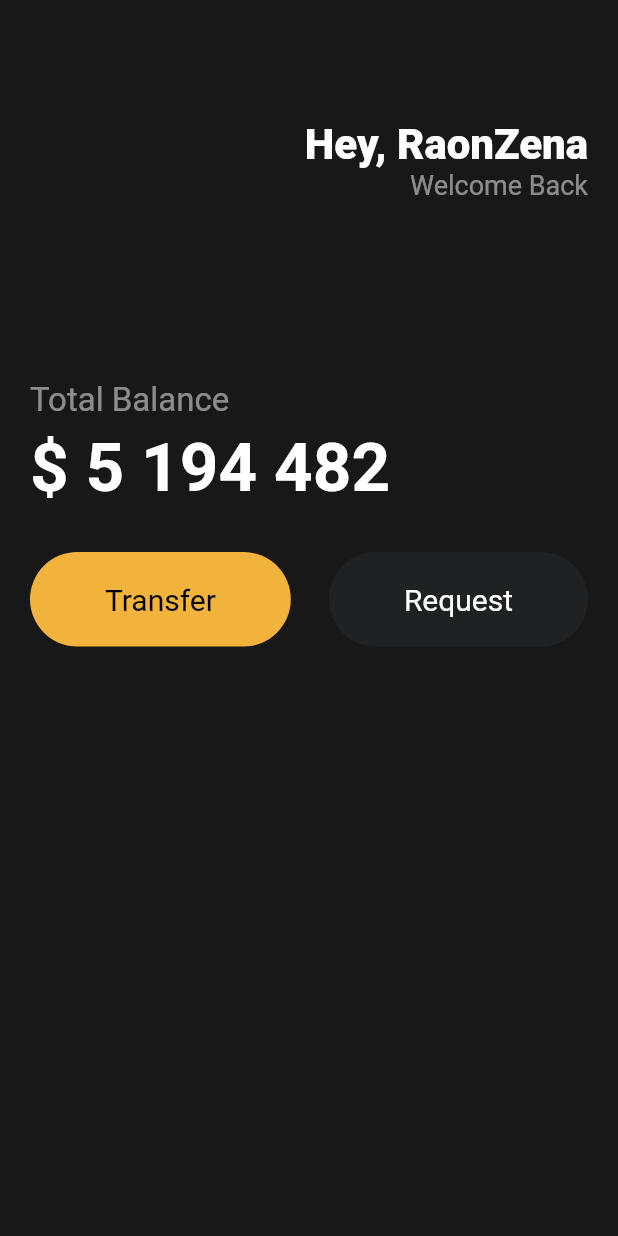
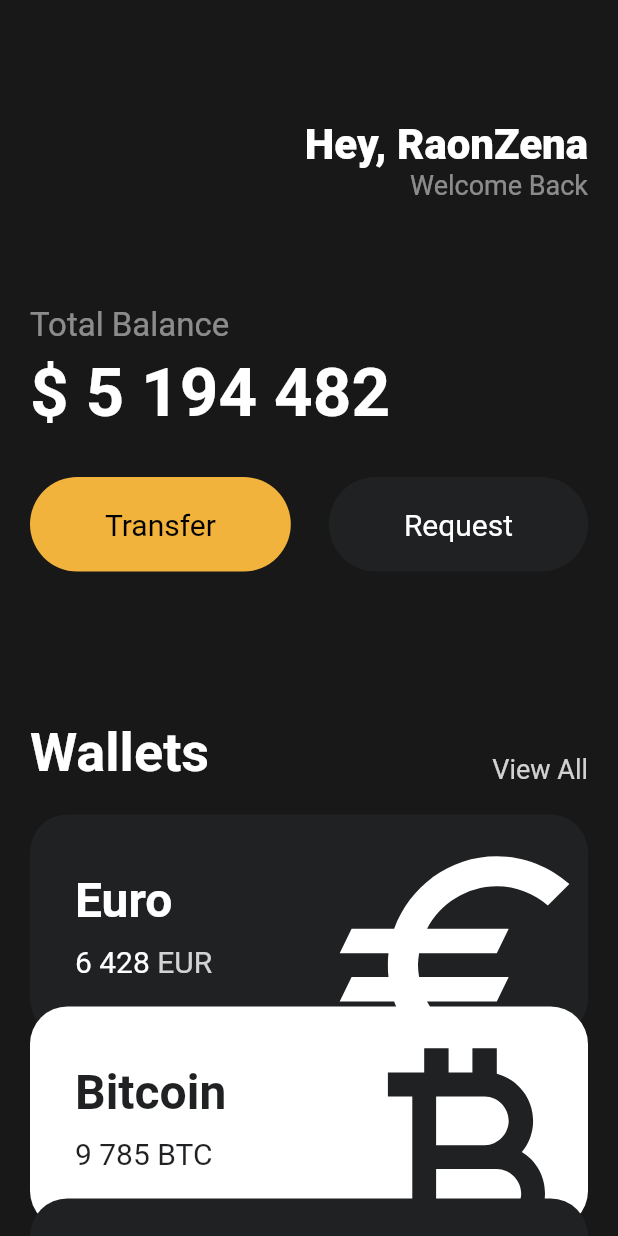
Before and after one commit to stevekim4/cryptoUI, a Flutter app: the screen it shows after launch, on a phone screen of 412 x 824 dp. Run offline on Flutter 3.47's test engine with Material 2 defaults, Android fonts, the phone set to English and light mode, and no system bars.

```diff
--- a/lib/main.dart
+++ b/lib/main.dart
@@ -1,5 +1,6 @@
 import 'package:flutter/material.dart';
 import 'package:toonflix/widgets/button.dart';
+import 'package:toonflix/widgets/currency_card.dart';
 
 void main() {
   runApp(App());
@@ -11,7 +12,8 @@ class App extends StatelessWidget {
     return MaterialApp(
       home: Scaffold(
           backgroundColor: const Color(0xFF181818),
-          body: Padding(
+          body: SingleChildScrollView(
+            child: Padding(
               padding: const EdgeInsets.symmetric(horizontal: 20),
               child: Column(
                 crossAxisAlignment: CrossAxisAlignment.start,
@@ -40,7 +42,7 @@ class App extends StatelessWidget {
                     ],
                   ),
                   const SizedBox(
-                  height: 120,
+                    height: 70,
                   ),
                   Text('Total Balance',
                       style: TextStyle(
@@ -69,7 +71,60 @@ class App extends StatelessWidget {
                       )
                     ],
                   ),
+                  const SizedBox(
+                    height: 100,
+                  ),
+                  Row(
+                    mainAxisAlignment: MainAxisAlignment.spaceBetween,
+                    crossAxisAlignment: CrossAxisAlignment.end,
+                    children: [
+                      const Text(
+                        "Wallets",
+                        style: TextStyle(
+                          color: Colors.white,
+                          fontSize: 36,
+                          fontWeight: FontWeight.w600,
+                        ),
+                      ),
+                      Text("View All",
+                          style: TextStyle(
+                            color: Colors.white.withOpacity(0.8),
+                            fontSize: 18,
+                          )),
                     ],
+                  ),
+                  const SizedBox(
+                    height: 20,
+                  ),
+                  const CurrencyCard(
+                    name: 'Euro',
+                    code: 'EUR',
+                    amount: "6 428",
+                    icon: Icons.euro,
+                    isInverted: false,
+                  ),
+                  Transform.translate(
+                    offset: const Offset(0, -20),
+                    child: const CurrencyCard(
+                      name: 'Bitcoin',
+                      code: 'BTC',
+                      amount: "9 785",
+                      icon: Icons.currency_bitcoin,
+                      isInverted: true,
+                    ),
+                  ),
+                  Transform.translate(
+                    offset: const Offset(0, -40),
+                    child: const CurrencyCard(
+                      name: 'Dollar',
+                      code: 'USD',
+                      amount: "428",
+                      icon: Icons.attach_money,
+                      isInverted: false,
+                    ),
+                  ),
+                ],
+              ),
             ),
           )),
     );
```
Lines whose indentation alone changed are shown as unchanged.
